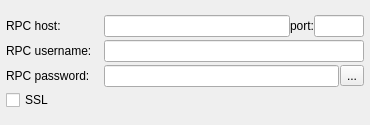
First picture: the form in src/ui/ui_conn_rpc_wdg.ui, repository Bertrand256/dash-masternode-tool, before the edit.
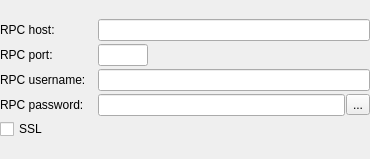
Second picture: the form after the edit.

The edit to the form file:
```diff
--- a/src/ui/ui_conn_rpc_wdg.ui
+++ b/src/ui/ui_conn_rpc_wdg.ui
@@ -7,7 +7,7 @@
     <x>0</x>
     <y>0</y>
     <width>370</width>
-    <height>125</height>
+    <height>159</height>
    </rect>
   </property>
   <property name="windowTitle">
@@ -18,96 +18,33 @@
     <number>3</number>
    </property>
    <property name="leftMargin">
-    <number>6</number>
+    <number>0</number>
    </property>
    <property name="topMargin">
-    <number>6</number>
+    <number>0</number>
    </property>
    <property name="rightMargin">
-    <number>6</number>
+    <number>0</number>
    </property>
    <property name="bottomMargin">
-    <number>6</number>
+    <number>0</number>
    </property>
    <item>
     <layout class="QGridLayout" name="gridLayout">
      <property name="horizontalSpacing">
       <number>12</number>
      </property>
-     <item row="0" column="0">
-      <widget class="QLabel" name="lblRpcHost">
-       <property name="text">
-        <string>RPC host:</string>
-       </property>
-       <property name="alignment">
-        <set>Qt::AlignLeading|Qt::AlignLeft|Qt::AlignVCenter</set>
-       </property>
-      </widget>
-     </item>
-     <item row="0" column="1">
-      <layout class="QHBoxLayout" name="horizontalLayout">
-       <property name="sizeConstraint">
-        <enum>QLayout::SetFixedSize</enum>
-       </property>
-       <item>
-        <widget class="QLineEdit" name="edtRpcHost"/>
-       </item>
-       <item>
-        <widget class="QLabel" name="lblRpcPort">
-         <property name="text">
-          <string>port:</string>
-         </property>
-        </widget>
-       </item>
-       <item>
-        <widget class="QLineEdit" name="edtRpcPort">
-         <property name="sizePolicy">
-          <sizepolicy hsizetype="Fixed" vsizetype="Fixed">
-           <horstretch>0</horstretch>
-           <verstretch>0</verstretch>
-          </sizepolicy>
-         </property>
-         <property name="maximumSize">
-          <size>
-           <width>50</width>
-           <height>16777215</height>
-          </size>
-         </property>
-        </widget>
-       </item>
-      </layout>
-     </item>
-     <item row="1" column="0">
-      <widget class="QLabel" name="lblRpcUsername">
-       <property name="text">
-        <string>RPC username:</string>
-       </property>
-       <property name="alignment">
-        <set>Qt::AlignLeading|Qt::AlignLeft|Qt::AlignVCenter</set>
-       </property>
-      </widget>
-     </item>
-     <item row="1" column="1">
+     <item row="2" column="1">
       <widget class="QLineEdit" name="edtRpcUsername"/>
      </item>
-     <item row="2" column="0">
-      <widget class="QLabel" name="lblRpcPassword">
-       <property name="text">
-        <string>RPC password:</string>
-       </property>
-       <property name="alignment">
-        <set>Qt::AlignLeading|Qt::AlignLeft|Qt::AlignVCenter</set>
-       </property>
-      </widget>
-     </item>
-     <item row="3" column="0" colspan="2">
+     <item row="4" column="0" colspan="2">
       <widget class="QCheckBox" name="chbRpcSSL">
        <property name="text">
         <string>SSL</string>
        </property>
       </widget>
      </item>
-     <item row="2" column="1">
+     <item row="3" column="1">
       <layout class="QHBoxLayout" name="horizontalLayout_5">
        <property name="spacing">
         <number>1</number>
@@ -131,6 +68,69 @@
        </item>
       </layout>
      </item>
+     <item row="2" column="0">
+      <widget class="QLabel" name="lblRpcUsername">
+       <property name="text">
+        <string>RPC username:</string>
+       </property>
+       <property name="alignment">
+        <set>Qt::AlignLeading|Qt::AlignLeft|Qt::AlignVCenter</set>
+       </property>
+      </widget>
+     </item>
+     <item row="0" column="0">
+      <widget class="QLabel" name="lblRpcHost">
+       <property name="text">
+        <string>RPC host:</string>
+       </property>
+       <property name="alignment">
+        <set>Qt::AlignLeading|Qt::AlignLeft|Qt::AlignVCenter</set>
+       </property>
+      </widget>
+     </item>
+     <item row="0" column="1">
+      <layout class="QHBoxLayout" name="horizontalLayout">
+       <property name="sizeConstraint">
+        <enum>QLayout::SetFixedSize</enum>
+       </property>
+       <item>
+        <widget class="QLineEdit" name="edtRpcHost"/>
+       </item>
+      </layout>
+     </item>
+     <item row="3" column="0">
+      <widget class="QLabel" name="lblRpcPassword">
+       <property name="text">
+        <string>RPC password:</string>
+       </property>
+       <property name="alignment">
+        <set>Qt::AlignLeading|Qt::AlignLeft|Qt::AlignVCenter</set>
+       </property>
+      </widget>
+     </item>
+     <item row="1" column="0">
+      <widget class="QLabel" name="lblRpcPort">
+       <property name="text">
+        <string>RPC port:</string>
+       </property>
+      </widget>
+     </item>
+     <item row="1" column="1">
+      <widget class="QLineEdit" name="edtRpcPort">
+       <property name="sizePolicy">
+        <sizepolicy hsizetype="Fixed" vsizetype="Fixed">
+         <horstretch>0</horstretch>
+         <verstretch>0</verstretch>
+        </sizepolicy>
+       </property>
+       <property name="maximumSize">
+        <size>
+         <width>50</width>
+         <height>16777215</height>
+        </size>
+       </property>
+      </widget>
+     </item>
     </layout>
    </item>
   </layout>
```
